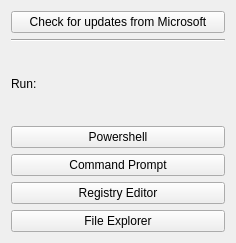
Qt form gui/tools.ui (j0hnVu/linoffice) before a commit.
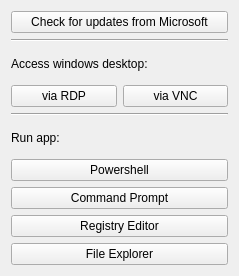
The same form after that commit.

Commit message: Add full Windows session to GUI

The edit to the form file:
```diff
--- a/gui/tools.ui
+++ b/gui/tools.ui
@@ -6,8 +6,8 @@
    <rect>
     <x>0</x>
     <y>0</y>
-    <width>236</width>
-    <height>243</height>
+    <width>239</width>
+    <height>276</height>
    </rect>
   </property>
   <property name="windowTitle">
@@ -23,6 +23,44 @@
        </property>
       </widget>
      </item>
+     <item>
+      <widget class="Line" name="line_2">
+       <property name="orientation">
+        <enum>Qt::Orientation::Horizontal</enum>
+       </property>
+      </widget>
+     </item>
+     <item>
+      <widget class="QLabel" name="label_2">
+       <property name="text">
+        <string>Access windows desktop:</string>
+       </property>
+      </widget>
+     </item>
+     <item>
+      <layout class="QHBoxLayout" name="horizontalLayout_2">
+       <item>
+        <widget class="QPushButton" name="pushButton_windows_rdp">
+         <property name="toolTip">
+          <string>Opens a full Windows session via Remote Desktop Protocol (RDP), with shared clipboard and /home folder</string>
+         </property>
+         <property name="text">
+          <string>via RDP</string>
+         </property>
+        </widget>
+       </item>
+       <item>
+        <widget class="QPushButton" name="pushButton_windows_vnc">
+         <property name="toolTip">
+          <string>Shows the Windows VM in the web browser via VNC (no clipboard sharing or access to /home)</string>
+         </property>
+         <property name="text">
+          <string>via VNC</string>
+         </property>
+        </widget>
+       </item>
+      </layout>
+     </item>
      <item>
       <widget class="Line" name="line">
        <property name="orientation">
@@ -33,7 +71,7 @@
      <item>
       <widget class="QLabel" name="label">
        <property name="text">
-        <string>Run:</string>
+        <string>Run app:</string>
        </property>
       </widget>
      </item>
```
The commit also changes 2 other files.
